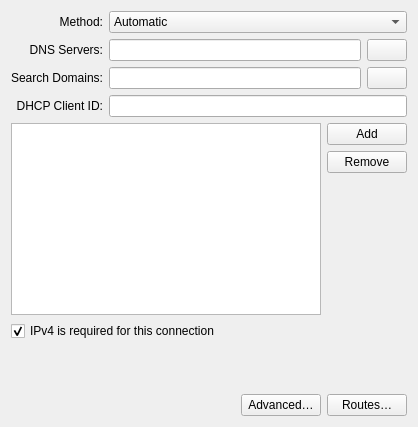
This is libs/editor/settings/ui/ipv4.ui in KDE/plasma-nm as Qt 5 draws it before an edit. The edited form follows.
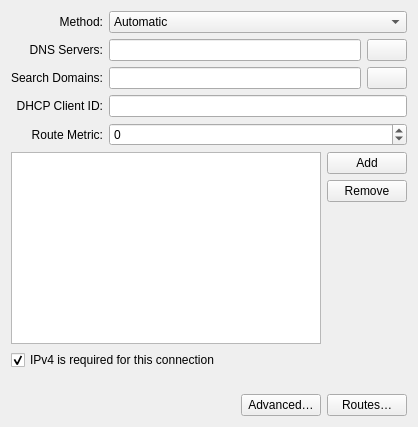
This is the edited form. Icons and pictures are not drawn. Custom widgets are drawn as their Qt base class.

Commit message:
route metrics for your very own autopilot ship
Fixes my gaeming setup's setup process: https://t.me/ratijas_life/212

```diff
--- a/libs/editor/settings/ui/ipv4.ui
+++ b/libs/editor/settings/ui/ipv4.ui
@@ -205,7 +205,55 @@
      </property>
     </widget>
    </item>
-   <item row="4" column="0" colspan="2">
+   <item row="4" column="0">
+    <widget class="QLabel" name="labelRouteMetric">
+     <property name="sizePolicy">
+      <sizepolicy hsizetype="Minimum" vsizetype="Preferred">
+       <horstretch>0</horstretch>
+       <verstretch>0</verstretch>
+      </sizepolicy>
+     </property>
+     <property name="text">
+      <string>Route Metric:</string>
+     </property>
+     <property name="alignment">
+      <set>Qt::AlignRight|Qt::AlignTrailing|Qt::AlignVCenter</set>
+     </property>
+     <property name="buddy">
+      <cstring>routeMetric</cstring>
+     </property>
+    </widget>
+   </item>
+   <item row="4" column="1">
+    <!--
+     Regular QSpinBox operates on a 4 byte signed int type,
+     which is not enough to represent 2^32-1 maximum value.
+    -->
+    <widget class="QDoubleSpinBox" name="routeMetric">
+     <property name="suffix">
+      <string/>
+     </property>
+     <property name="prefix">
+      <string/>
+     </property>
+     <property name="decimals">
+      <number>0</number>
+     </property>
+     <property name="minimum">
+      <double>-1</double>
+     </property>
+     <property name="maximum">
+      <double>4294967295</double>
+     </property>
+     <property name="toolTip">
+      <string>A score that helps choose the best path for data packets to reach their destination,
+based on factors like distance, delay, and reliability.
+
+Default value -1 means that NetworkManager gets to choose and manage the actual metric of the route.</string>
+     </property>
+    </widget>
+   </item>
+   <item row="5" column="0" colspan="2">
     <layout class="QGridLayout" name="gridLayout">
      <item row="1" column="1">
       <widget class="QPushButton" name="btnRemove">
@@ -271,7 +319,7 @@
      </item>
     </layout>
    </item>
-   <item row="5" column="0" colspan="2">
+   <item row="6" column="0" colspan="2">
     <widget class="QCheckBox" name="ipv4RequiredCB">
      <property name="toolTip">
       <string>Allows the connection to complete if IPv4 configuration fails
@@ -285,7 +333,7 @@
      </property>
     </widget>
    </item>
-   <item row="7" column="1">
+   <item row="8" column="1">
     <layout class="QHBoxLayout" name="horizontalLayout">
      <item>
       <spacer name="horizontalSpacer">
@@ -334,7 +382,7 @@
      </item>
     </layout>
    </item>
-   <item row="6" column="0" colspan="2">
+   <item row="7" column="0" colspan="2">
     <spacer name="verticalSpacer">
      <property name="orientation">
       <enum>Qt::Vertical</enum>
```
Left out of the diff: 1 changed line with no effect on the pictures. The commit also changes 4 other files.
